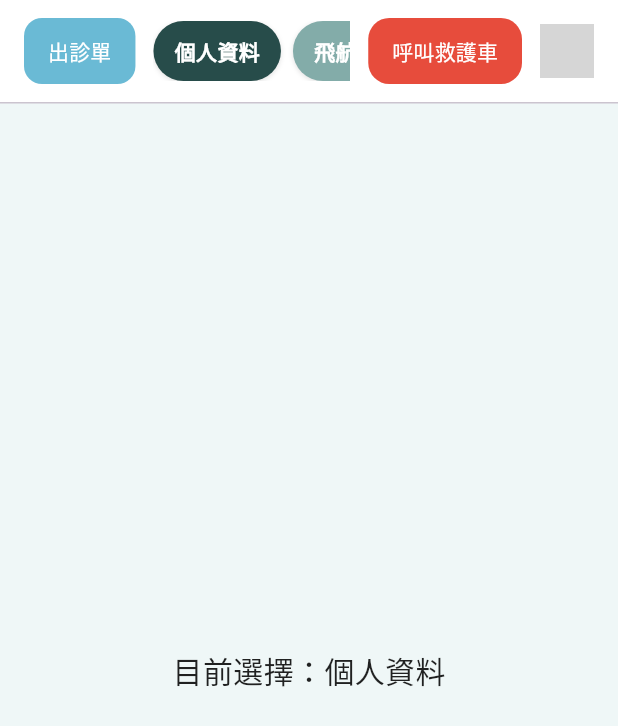
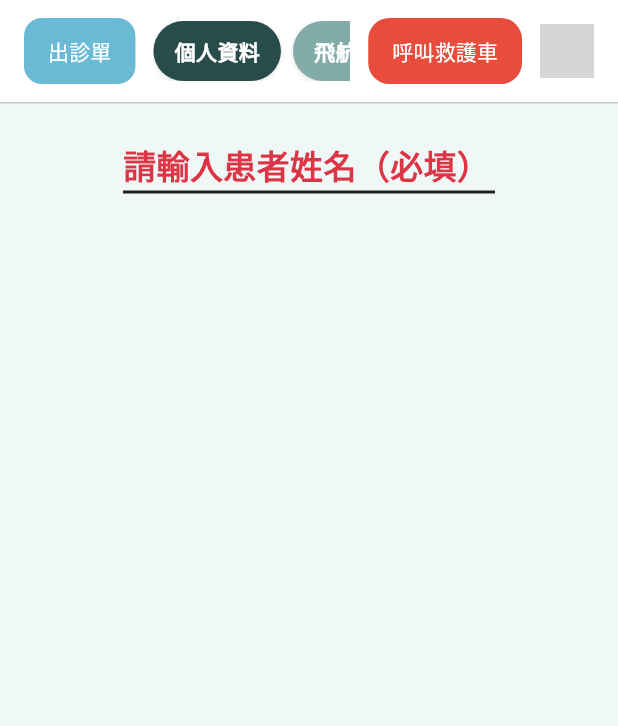
Before and after one commit to aihuaonce/chikawa_airport, a Flutter app: the Nav2Page screen opened directly, on a phone screen of 412 x 824 dp. Shown: the top 726 px of the screen. Run offline on Flutter 3.47's test engine with Material 3 defaults, Android fonts, the phone set to English and light mode, and no system bars; grey boxes are pictures that could not be loaded.

Commit message:
nav3登場(綁在nav2裡面)

```diff
--- a/lib/main.dart
+++ b/lib/main.dart
@@ -1,5 +1,6 @@
 import 'package:flutter/material.dart';
 import 'login.dart';
+import 'nav2.dart';
 
 void main() {
   runApp(const MyApp());
@@ -15,7 +16,7 @@ class MyApp extends StatelessWidget {
       theme: ThemeData(
         colorScheme: ColorScheme.fromSeed(seedColor: Colors.deepPurple),
       ),
-      home: const LoginPage(),
+      home: const Nav2Page(),
     );
   }
 }
--- a/lib/nav2.dart
+++ b/lib/nav2.dart
@@ -1,5 +1,6 @@
 // lib/nav2.dart
 import 'package:flutter/material.dart';
+import 'nav3.dart';
 
 const _light = Color(0xFF83ACA9); // 淺綠
 const _dark  = Color(0xFF274C4A); // 深綠
@@ -97,14 +98,17 @@ class _Nav2PageState extends State<Nav2Page> {
             const Divider(height: 1),
 
             // ====== 內容區（先放占位，顯示目前選中的頁籤） ======
-            Expanded(
-              child: Center(
-                child: Text(
-                  '目前選擇：${items[selected]}',
-                  style: const TextStyle(fontSize: 20, color: Colors.black87),
+           Expanded(
+              child: Align(
+                alignment: Alignment.topCenter,
+                child: Padding(
+                  padding: const EdgeInsets.only(top: 28), // 想靠上/靠下自己調
+                  child: const Nav3Section(),
                 ),
               ),
             ),
+
+
           ],
         ),
       ),
--- /dev/null
+++ b/lib/nav3.dart
@@ -0,0 +1,112 @@
+// lib/nav3.dart
+import 'dart:math' as math;
+import 'package:flutter/material.dart';
+
+class Nav3Section extends StatefulWidget {
+  const Nav3Section({super.key});
+
+  @override
+  State<Nav3Section> createState() => _Nav3SectionState();
+}
+
+class _Nav3SectionState extends State<Nav3Section> {
+  static const String _placeholder = '請輸入患者姓名（必填）';
+
+  final _controller = TextEditingController();
+  final _focus = FocusNode();
+
+  @override
+  void initState() {
+    super.initState();
+    _controller.addListener(() => setState(() {})); // 任何輸入變化都重建 UI
+  }
+
+  @override
+  void dispose() {
+    _controller.dispose();
+    _focus.dispose();
+    super.dispose();
+  }
+
+  // 量測文字寬度，讓底線長度和文字一致
+  double _textWidth(String text, TextStyle style) {
+    final tp = TextPainter(
+      text: TextSpan(text: text, style: style),
+      maxLines: 1,
+      textDirection: TextDirection.ltr,
+    )..layout(minWidth: 0, maxWidth: double.infinity);
+    return tp.width;
+  }
+
+  @override
+  Widget build(BuildContext context) {
+    // 顯示樣式
+    final redStyle = const TextStyle(
+      fontSize: 22,
+      height: 1.2,
+      fontWeight: FontWeight.w700,
+      color: Color(0xFFDC3545), // 紅
+    );
+    final blackStyle = const TextStyle(
+      fontSize: 22,
+      height: 1.2,
+      fontWeight: FontWeight.w700,
+      color: Colors.black87, // 黑
+    );
+
+    final bool showRed = _controller.text.isEmpty;
+
+    // 目前要顯示哪段文字，用來決定底線長度
+    final String displayText = showRed ? _placeholder : _controller.text;
+    final TextStyle displayStyle = showRed ? redStyle : blackStyle;
+
+    return LayoutBuilder(
+      builder: (context, constraints) {
+        final w = _textWidth(displayText, displayStyle) + 6; // 多 6px 餘裕
+        final width = math.min(constraints.maxWidth, w);
+
+        return ConstrainedBox(
+          constraints: BoxConstraints.tightFor(width: width),
+          child: Stack(
+            alignment: Alignment.topLeft,
+            children: [
+              // 1) 真正的輸入框（只放使用者的文字）
+              TextField(
+                controller: _controller,
+                focusNode: _focus,
+                maxLines: 1,
+                style: blackStyle,
+                cursorColor: Colors.black87,
+                decoration: const InputDecoration(
+                  isDense: true,
+                  contentPadding: EdgeInsets.only(bottom: 6),
+                  border: UnderlineInputBorder(
+                    borderSide: BorderSide(width: 2, color: Colors.black87),
+                  ),
+                  enabledBorder: UnderlineInputBorder(
+                    borderSide: BorderSide(width: 2, color: Colors.black87),
+                  ),
+                  focusedBorder: UnderlineInputBorder(
+                    borderSide: BorderSide(width: 2, color: Colors.black87),
+                  ),
+                  // 不用 TextField 自帶 hintText，我們用覆蓋層自己畫紅字
+                ),
+              ),
+
+              // 2) 紅字覆蓋層：只有在輸入為空時顯示
+              if (showRed)
+                IgnorePointer(
+                  child: Text(
+                    _placeholder,
+                    style: redStyle,
+                    overflow: TextOverflow.visible,
+                    softWrap: false,
+                  ),
+                ),
+            ],
+          ),
+        );
+      },
+    );
+  }
+}
```
